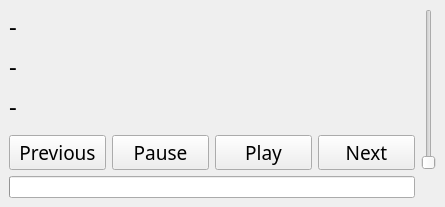
First picture: the form in mainwindow.ui, repository sironitomas/qt-spotify, before the edit.
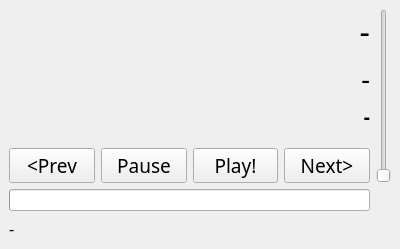
Second picture: the form after the edit.

Commit message: Corrects behaviour when there aren't active devices

```diff
--- a/mainwindow.ui
+++ b/mainwindow.ui
@@ -6,8 +6,8 @@
    <rect>
     <x>0</x>
     <y>0</y>
-    <width>445</width>
-    <height>183</height>
+    <width>400</width>
+    <height>225</height>
    </rect>
   </property>
   <property name="sizePolicy">
@@ -21,13 +21,55 @@
   </property>
   <widget class="QWidget" name="centralwidget">
    <layout class="QGridLayout" name="gridLayout_2">
+    <item row="6" column="0" rowspan="2">
+     <widget class="QPushButton" name="previousButton">
+      <property name="font">
+       <font>
+        <family>Victor Mono</family>
+        <pointsize>14</pointsize>
+       </font>
+      </property>
+      <property name="text">
+       <string>&lt;Prev</string>
+      </property>
+     </widget>
+    </item>
+    <item row="6" column="2" rowspan="2">
+     <widget class="QPushButton" name="playButton">
+      <property name="font">
+       <font>
+        <family>Victor Mono</family>
+        <pointsize>14</pointsize>
+       </font>
+      </property>
+      <property name="text">
+       <string>Play!</string>
+      </property>
+     </widget>
+    </item>
     <item row="2" column="0" colspan="4">
      <widget class="QLabel" name="albumLabel">
       <property name="font">
        <font>
         <family>Victor Mono</family>
-        <pointsize>18</pointsize>
+        <pointsize>20</pointsize>
         <italic>false</italic>
+       </font>
+      </property>
+      <property name="text">
+       <string>-</string>
+      </property>
+      <property name="alignment">
+       <set>Qt::AlignRight|Qt::AlignTrailing|Qt::AlignVCenter</set>
+      </property>
+     </widget>
+    </item>
+    <item row="9" column="0" rowspan="2" colspan="5">
+     <widget class="QLabel" name="deviceLabel">
+      <property name="font">
+       <font>
+        <family>Victor Mono</family>
+        <pointsize>12</pointsize>
        </font>
       </property>
       <property name="text">
@@ -40,13 +82,16 @@
       <property name="font">
        <font>
         <family>Victor Mono</family>
-        <pointsize>18</pointsize>
+        <pointsize>24</pointsize>
         <italic>false</italic>
        </font>
       </property>
       <property name="text">
        <string>-</string>
       </property>
+      <property name="alignment">
+       <set>Qt::AlignRight|Qt::AlignTrailing|Qt::AlignVCenter</set>
+      </property>
      </widget>
     </item>
     <item row="3" column="0" colspan="4">
@@ -54,16 +99,47 @@
       <property name="font">
        <font>
         <family>Victor Mono</family>
-        <pointsize>18</pointsize>
+        <pointsize>14</pointsize>
+        <weight>75</weight>
         <italic>false</italic>
+        <bold>true</bold>
        </font>
       </property>
       <property name="text">
        <string>-</string>
       </property>
+      <property name="alignment">
+       <set>Qt::AlignRight|Qt::AlignTrailing|Qt::AlignVCenter</set>
+      </property>
      </widget>
     </item>
-    <item row="7" column="0" colspan="4">
+    <item row="6" column="3" rowspan="2">
+     <widget class="QPushButton" name="nextButton">
+      <property name="font">
+       <font>
+        <family>Victor Mono</family>
+        <pointsize>14</pointsize>
+       </font>
+      </property>
+      <property name="text">
+       <string>Next&gt;</string>
+      </property>
+     </widget>
+    </item>
+    <item row="6" column="1" rowspan="2">
+     <widget class="QPushButton" name="pauseButton">
+      <property name="font">
+       <font>
+        <family>Victor Mono</family>
+        <pointsize>14</pointsize>
+       </font>
+      </property>
+      <property name="text">
+       <string>Pause</string>
+      </property>
+     </widget>
+    </item>
+    <item row="8" column="0" colspan="4">
      <widget class="QProgressBar" name="progressBar">
       <property name="maximum">
        <number>1000</number>
@@ -79,59 +155,7 @@
       </property>
      </widget>
     </item>
-    <item row="5" column="3" rowspan="2">
-     <widget class="QPushButton" name="nextButton">
-      <property name="font">
-       <font>
-        <family>Victor Mono</family>
-        <pointsize>14</pointsize>
-       </font>
-      </property>
-      <property name="text">
-       <string>Next</string>
-      </property>
-     </widget>
-    </item>
-    <item row="5" column="2" rowspan="2">
-     <widget class="QPushButton" name="playButton">
-      <property name="font">
-       <font>
-        <family>Victor Mono</family>
-        <pointsize>14</pointsize>
-       </font>
-      </property>
-      <property name="text">
-       <string>Play</string>
-      </property>
-     </widget>
-    </item>
-    <item row="5" column="1" rowspan="2">
-     <widget class="QPushButton" name="pauseButton">
-      <property name="font">
-       <font>
-        <family>Victor Mono</family>
-        <pointsize>14</pointsize>
-       </font>
-      </property>
-      <property name="text">
-       <string>Pause</string>
-      </property>
-     </widget>
-    </item>
-    <item row="5" column="0" rowspan="2">
-     <widget class="QPushButton" name="previousButton">
-      <property name="font">
-       <font>
-        <family>Victor Mono</family>
-        <pointsize>14</pointsize>
-       </font>
-      </property>
-      <property name="text">
-       <string>Previous</string>
-      </property>
-     </widget>
-    </item>
-    <item row="1" column="4" rowspan="6">
+    <item row="1" column="4" rowspan="7">
      <widget class="QSlider" name="volumeSlider">
       <property name="maximum">
        <number>100</number>
```
Left out of the diff: 3 changed lines with no effect on the pictures. The commit also changes 3 other files.
